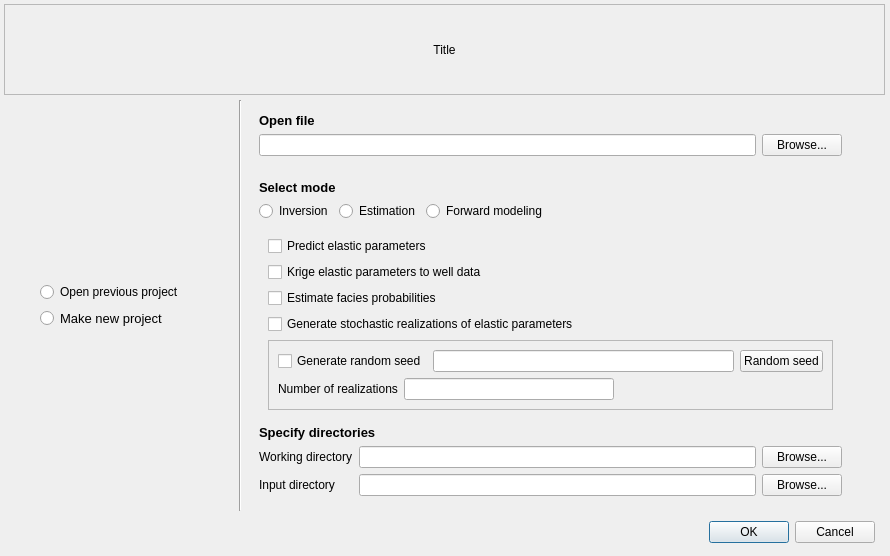
CRAVA/cravagui, file trunk/ModeDialog.ui: the form before one commit.
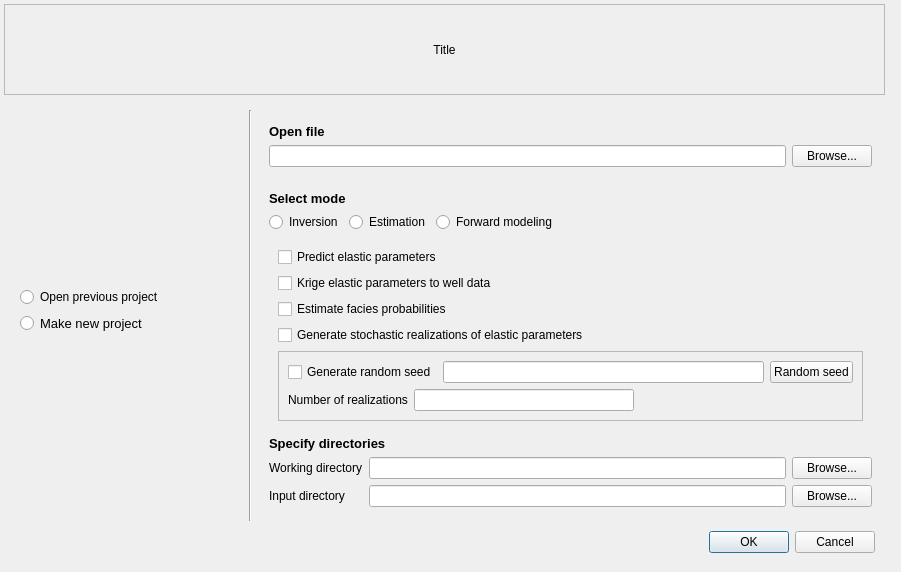
The form after the commit.

Commit message: Fixed dialogue to make all text visible.

What changed in the file:
```diff
--- a/trunk/ModeDialog.ui
+++ b/trunk/ModeDialog.ui
@@ -7,8 +7,8 @@
    <rect>
     <x>0</x>
     <y>0</y>
-    <width>890</width>
-    <height>556</height>
+    <width>901</width>
+    <height>572</height>
    </rect>
   </property>
   <property name="windowTitle">
@@ -18,7 +18,7 @@
    <property name="geometry">
     <rect>
      <x>700</x>
-     <y>520</y>
+     <y>530</y>
      <width>175</width>
      <height>25</height>
     </rect>
@@ -73,8 +73,8 @@
   <widget class="Line" name="line">
    <property name="geometry">
     <rect>
-     <x>230</x>
-     <y>100</y>
+     <x>240</x>
+     <y>110</y>
      <width>20</width>
      <height>411</height>
     </rect>
@@ -86,10 +86,10 @@
   <widget class="QWidget" name="verticalLayoutWidget">
    <property name="geometry">
     <rect>
-     <x>250</x>
+     <x>260</x>
      <y>100</y>
-     <width>601</width>
-     <height>411</height>
+     <width>621</width>
+     <height>432</height>
     </rect>
    </property>
    <layout class="QVBoxLayout" name="verticalLayout_2">
@@ -518,10 +518,10 @@
   <widget class="QWidget" name="verticalLayoutWidget_2">
    <property name="geometry">
     <rect>
-     <x>40</x>
+     <x>20</x>
      <y>100</y>
-     <width>188</width>
-     <height>411</height>
+     <width>231</width>
+     <height>421</height>
     </rect>
    </property>
    <layout class="QVBoxLayout" name="verticalLayout_3">
```
Left out of the diff: 6 changed lines with no effect on the pictures.
